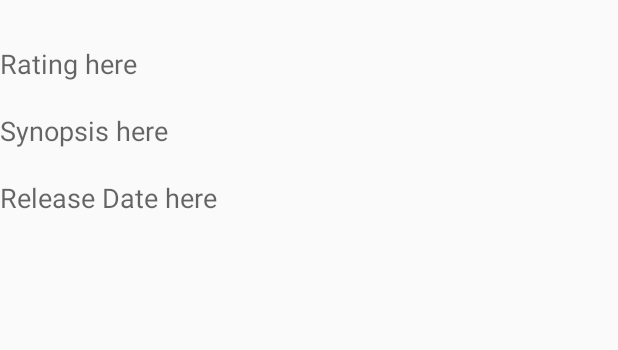
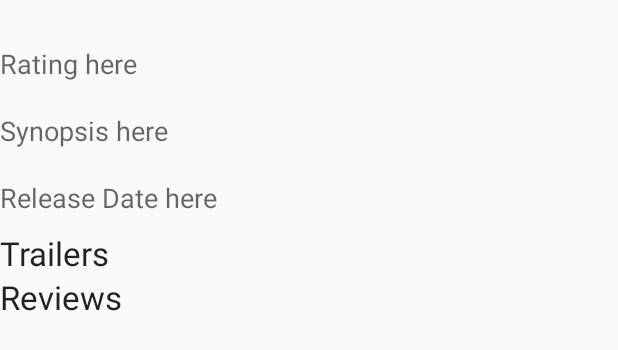
Before and after one commit to MrBuggySan/BuggyMovi, an Android app: the layout detailfragment.xml on its own in the app's theme, with its tools: preview values and no code run, on a phone screen of 412 x 824 dp. Shown: the top 350 px of the screen. Run offline under Robolectric (Android 15) with nearby library versions, the phone set to English and light mode, and no system bars.

Commit message:
Added Trailer Images on DetailFragment, need to link it to YouTube now

```diff
--- a/app/src/main/java/com/example/andreibuiza/buggymovi/AboutActivity.java
+++ b/app/src/main/java/com/example/andreibuiza/buggymovi/AboutActivity.java
@@ -20,7 +20,7 @@ public class AboutActivity extends AppCompatActivity {
 
         //TODO: Setup an explanation for the app
         //TODO: Buggy's picture
-        //TODO: theMovieDB's logo
+        //TODO: fixup theMovieDB's logo
 
 
 
--- a/app/src/main/java/com/example/andreibuiza/buggymovi/MainActivity.java
+++ b/app/src/main/java/com/example/andreibuiza/buggymovi/MainActivity.java
@@ -12,7 +12,7 @@ import android.widget.AdapterView;
 
 public class MainActivity extends AppCompatActivity implements FrontMenuFragment.OnButtonSelectedListener,
         MovieGridFragment.OnPosterSelectedListener, AdapterView.OnItemSelectedListener{
-    //TODO: Make sure that the user's internet is connected
+
     private final String LOG_TAG = MainActivity.class.getSimpleName();
     private theMovieDB_API_response API_full_response;
     private int currentCategoryID;
--- a/app/src/main/res/layout/detailfragment.xml
+++ b/app/src/main/res/layout/detailfragment.xml
@@ -49,5 +49,41 @@
             android:paddingTop="10dp"
             android:paddingBottom="10dp" />
 
+
+
+        <LinearLayout
+            android:orientation="vertical"
+            android:layout_width="match_parent"
+            android:layout_height="wrap_content"
+            android:id="@+id/TrailerContainer"
+            android:layout_weight="0.05">
+
+            <TextView
+                android:layout_width="wrap_content"
+                android:layout_height="wrap_content"
+                android:textAppearance="?android:attr/textAppearanceLarge"
+                android:text="@string/TrailerTitle"
+                android:id="@+id/TrailerText"
+                android:layout_weight="0.05" />
+
+        </LinearLayout>
+
+        <LinearLayout
+            android:orientation="vertical"
+            android:layout_width="match_parent"
+            android:layout_height="wrap_content"
+            android:id="@+id/ReviewContainer"
+            android:layout_weight="0.05">
+
+            <TextView
+                android:layout_width="wrap_content"
+                android:layout_height="wrap_content"
+                android:textAppearance="?android:attr/textAppearanceLarge"
+                android:text="@string/ReviewsTitle"
+                android:id="@+id/ReviewText"
+                android:layout_weight="0.05" />
+
+        </LinearLayout>
+
     </LinearLayout>
 </ScrollView>
--- a/app/src/main/res/values/strings.xml
+++ b/app/src/main/res/values/strings.xml
@@ -20,4 +20,8 @@
     to discover the next movie you will watch. You can to make your own favourites list which you can use for reference later on.</string>
     <string name="TMDbnotice">This product uses the TMDb API but is not endorsed or certified by TMDb.</string>
 
+
+    <string name="TrailerTitle">Trailers</string>
+    <string name="ReviewsTitle">Reviews</string>
+    <string name="noTrailer">Sorry, there are no trailers available.</string>
 </resources>
```
Also changed, not shown: app/src/main/java/com/example/andreibuiza/buggymovi/DetailFragment.java (+53 -13 lines), app/src/main/res/layout/notrailer.xml (added, +11 -0 lines), app/src/main/res/layout/trailerthumbnail.xml (added, +10 -0 lines).
